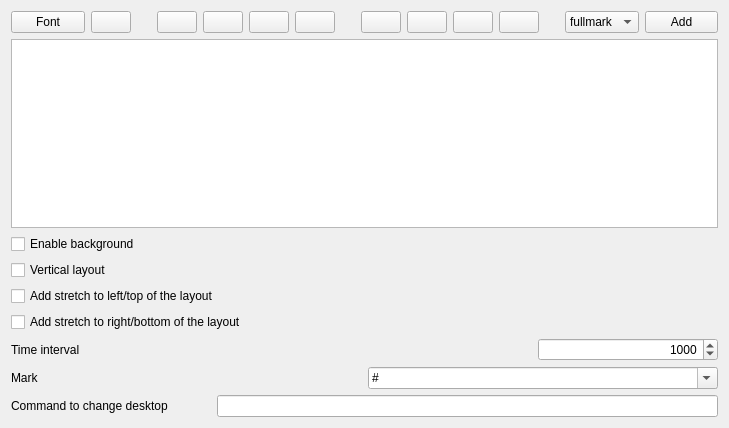
First picture: the form in sources/desktop-panel/widget.ui, repository arcan1s/awesome-widgets, before the edit.
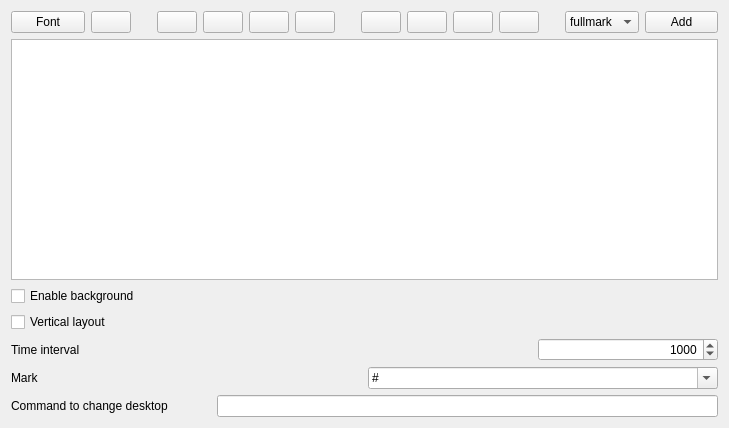
Second picture: the form after the edit. Icons and pictures are not drawn.

Commit message: fix text edit dp configuration interface

Patch:
```diff
--- a/sources/desktop-panel/widget.ui
+++ b/sources/desktop-panel/widget.ui
@@ -75,13 +75,6 @@
      </item>
     </layout>
    </item>
-   <item row="4" column="0">
-    <widget class="QCheckBox" name="checkBox_leftStretch">
-     <property name="text">
-      <string>Add stretch to left/top of the layout</string>
-     </property>
-    </widget>
-   </item>
    <item row="2" column="0">
     <widget class="QCheckBox" name="checkBox_background">
      <property name="text">
@@ -186,13 +179,6 @@
      </item>
     </layout>
    </item>
-   <item row="5" column="0">
-    <widget class="QCheckBox" name="checkBox_rightStretch">
-     <property name="text">
-      <string>Add stretch to right/bottom of the layout</string>
-     </property>
-    </widget>
-   </item>
    <item row="3" column="0">
     <widget class="QCheckBox" name="checkBox_layout">
      <property name="text">
```
Left out of the diff: 6 changed lines with no effect on the pictures. The commit also changes 5 other files.
